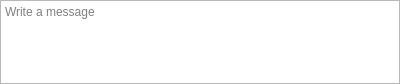
Old version of the form sources/chat-area/outgoing-post/OutgoingPostCreator.ui in the repository Ri0n/mattermost-qt.
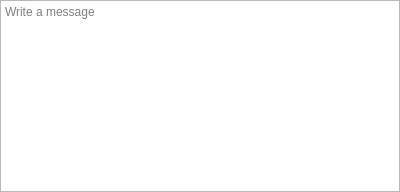
New version of the form. Custom widgets are drawn as their Qt base class.

The edit to the form file:
```diff
--- a/sources/chat-area/outgoing-post/OutgoingPostCreator.ui
+++ b/sources/chat-area/outgoing-post/OutgoingPostCreator.ui
@@ -7,13 +7,13 @@
     <x>0</x>
     <y>0</y>
     <width>400</width>
-    <height>84</height>
+    <height>32</height>
    </rect>
   </property>
   <property name="sizePolicy">
-   <sizepolicy hsizetype="Expanding" vsizetype="Expanding">
+   <sizepolicy hsizetype="Expanding" vsizetype="Fixed">
     <horstretch>0</horstretch>
-    <verstretch>1</verstretch>
+    <verstretch>0</verstretch>
    </sizepolicy>
   </property>
   <property name="maximumSize">
@@ -44,27 +44,21 @@
    <item>
     <widget class="Mattermost::MessageTextEditWidget" name="textEdit">
      <property name="sizePolicy">
-      <sizepolicy hsizetype="Expanding" vsizetype="Expanding">
+      <sizepolicy hsizetype="Expanding" vsizetype="Fixed">
        <horstretch>0</horstretch>
-       <verstretch>1</verstretch>
+       <verstretch>0</verstretch>
       </sizepolicy>
      </property>
      <property name="minimumSize">
       <size>
        <width>100</width>
-       <height>60</height>
+       <height>0</height>
       </size>
      </property>
      <property name="maximumSize">
       <size>
        <width>16777215</width>
-       <height>310</height>
-      </size>
-     </property>
-     <property name="sizeIncrement">
-      <size>
-       <width>0</width>
-       <height>20</height>
+       <height>300</height>
       </size>
      </property>
      <property name="contextMenuPolicy">
```
